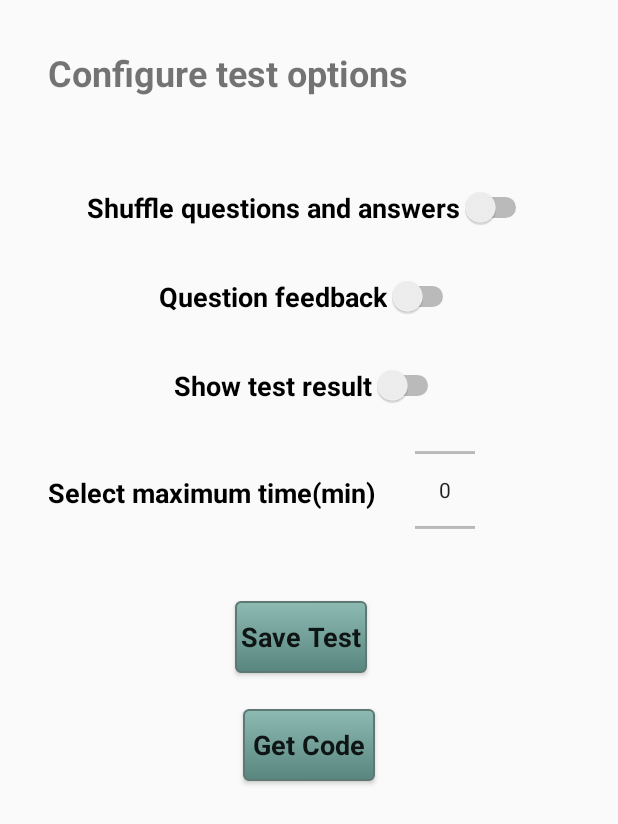
After one commit to jianupetrut/quizapptw, an Android app: the TeacherConfigureTestActivity screen opened directly, with no data from a screen before it, on a phone screen of 412 x 824 dp. The commit adds this screen. Shown: the top 824 px of the screen. Run offline under Robolectric (Android 15) with nearby library versions, the phone set to English and light mode, and no system bars.

Commit message:
added new activity

```diff
--- a/QuizApplication/app/src/main/AndroidManifest.xml
+++ b/QuizApplication/app/src/main/AndroidManifest.xml
@@ -11,9 +11,7 @@
         android:theme="@style/Theme.AppCompat.Light.NoActionBar">
         <activity android:name=".Main.Student.StudentMainActivity" />
         <activity android:name=".Main.Student.JoinTestActivity" />
-        <activity android:name=".Main.Teacher.TeacherActivityMain" >
-
-        </activity>
+        <activity android:name=".Main.Teacher.TeacherActivityMain"></activity>
         <activity android:name=".Main.Login.LoginActivity">
             <intent-filter>
                 <action android:name="android.intent.action.MAIN" />
@@ -21,6 +19,7 @@
                 <category android:name="android.intent.category.LAUNCHER" />
             </intent-filter>
         </activity>
+        <activity android:name=".Main.Teacher.TeacherConfigureTestActivity"></activity>
     </application>
 
 </manifest>
--- /dev/null
+++ b/QuizApplication/app/src/main/java/ro/ase/codinquiz/quizapplication/Main/Teacher/TeacherConfigureTestActivity.java
@@ -0,0 +1,15 @@
+package ro.ase.codinquiz.quizapplication.Main.Teacher;
+
+import android.support.v7.app.AppCompatActivity;
+import android.os.Bundle;
+
+import ro.ase.codinquiz.quizapplication.R;
+
+public class TeacherConfigureTestActivity extends AppCompatActivity {
+
+    @Override
+    protected void onCreate(Bundle savedInstanceState) {
+        super.onCreate(savedInstanceState);
+        setContentView(R.layout.activity_teacher_configure_test);
+    }
+}
--- /dev/null
+++ b/QuizApplication/app/src/main/res/layout/activity_teacher_configure_test.xml
@@ -0,0 +1,122 @@
+<?xml version="1.0" encoding="utf-8"?>
+<android.support.constraint.ConstraintLayout xmlns:android="http://schemas.android.com/apk/res/android"
+    xmlns:app="http://schemas.android.com/apk/res-auto"
+    xmlns:tools="http://schemas.android.com/tools"
+    android:layout_width="match_parent"
+    android:layout_height="match_parent"
+    tools:context=".Main.Teacher.TeacherConfigureTestActivity">
+
+    <Switch
+        android:id="@+id/switchShuffle"
+        android:layout_width="wrap_content"
+        android:layout_height="wrap_content"
+        android:layout_marginStart="8dp"
+        android:layout_marginTop="60dp"
+        android:layout_marginEnd="8dp"
+        android:text="@string/sw_shuffle"
+        android:textSize="18sp"
+        android:textStyle="bold"
+        app:layout_constraintEnd_toEndOf="parent"
+        app:layout_constraintStart_toStartOf="parent"
+        app:layout_constraintTop_toBottomOf="@+id/textConfigureTestTitle" />
+
+    <Switch
+        android:id="@+id/switchFeedback"
+        android:layout_width="wrap_content"
+        android:layout_height="wrap_content"
+        android:layout_marginStart="8dp"
+        android:layout_marginTop="32dp"
+        android:layout_marginEnd="8dp"
+        android:text="@string/sw_feedback"
+        android:textSize="18sp"
+        android:textStyle="bold"
+        app:layout_constraintEnd_toEndOf="parent"
+        app:layout_constraintStart_toStartOf="parent"
+        app:layout_constraintTop_toBottomOf="@+id/switchShuffle" />
+
+    <Switch
+        android:id="@+id/switchResult"
+        android:layout_width="wrap_content"
+        android:layout_height="wrap_content"
+        android:layout_marginStart="8dp"
+        android:layout_marginTop="32dp"
+        android:layout_marginEnd="8dp"
+        android:text="@string/sw_result"
+        android:textSize="18sp"
+        android:textStyle="bold"
+        app:layout_constraintEnd_toEndOf="parent"
+        app:layout_constraintStart_toStartOf="parent"
+        app:layout_constraintTop_toBottomOf="@+id/switchFeedback" />
+
+    <TextView
+        android:id="@+id/textConfigureTestTitle"
+        android:layout_width="wrap_content"
+        android:layout_height="wrap_content"
+        android:layout_marginStart="32dp"
+        android:layout_marginTop="32dp"
+        android:text="@string/configure_test_title"
+        android:textSize="24sp"
+        android:textStyle="bold"
+        app:layout_constraintStart_toStartOf="parent"
+        app:layout_constraintTop_toTopOf="parent" />
+
+    <NumberPicker
+        android:id="@+id/numberPicker"
+        android:layout_width="40dp"
+        android:layout_height="72dp"
+        android:layout_marginStart="8dp"
+        android:layout_marginTop="20dp"
+        android:layout_marginEnd="8dp"
+        app:layout_constraintEnd_toEndOf="parent"
+
+        app:layout_constraintHorizontal_bias="0.17"
+        app:layout_constraintStart_toEndOf="@+id/npLabel"
+        app:layout_constraintTop_toBottomOf="@+id/switchResult"></NumberPicker>
+
+    <TextView
+        android:id="@+id/npLabel"
+        android:layout_width="wrap_content"
+        android:layout_height="wrap_content"
+        android:layout_marginStart="32dp"
+        android:layout_marginTop="45dp"
+        android:labelFor="@id/numberPicker"
+        android:text="Select maximum time(min)"
+        android:textColor="@android:color/background_dark"
+        android:textSize="18sp"
+        android:textStyle="bold"
+        app:layout_constraintStart_toStartOf="parent"
+        app:layout_constraintTop_toBottomOf="@+id/switchResult" />
+
+    <Button
+        android:id="@+id/buttonSave"
+        android:layout_width="wrap_content"
+        android:layout_height="wrap_content"
+        android:layout_marginStart="88dp"
+        android:layout_marginTop="60dp"
+        android:layout_marginEnd="8dp"
+        android:background="@drawable/roundedbutton"
+        android:text="Save Test"
+        android:textAppearance="@style/TextAppearance.AppCompat"
+        android:textSize="18sp"
+        android:textStyle="bold"
+        app:layout_constraintEnd_toEndOf="parent"
+        app:layout_constraintHorizontal_bias="0.3"
+        app:layout_constraintStart_toStartOf="parent"
+        app:layout_constraintTop_toBottomOf="@+id/npLabel" />
+
+    <Button
+        android:id="@+id/buttonGenerateCode"
+        android:layout_width="wrap_content"
+        android:layout_height="wrap_content"
+        android:layout_marginStart="8dp"
+        android:layout_marginTop="24dp"
+        android:layout_marginEnd="8dp"
+        android:background="@drawable/roundedbutton"
+        android:text="Get Code"
+        android:textAppearance="@style/TextAppearance.AppCompat"
+        android:textSize="18sp"
+        android:textStyle="bold"
+        app:layout_constraintEnd_toEndOf="parent"
+        app:layout_constraintStart_toStartOf="parent"
+        app:layout_constraintTop_toBottomOf="@+id/buttonSave" />
+</android.support.constraint.ConstraintLayout>
--- a/QuizApplication/app/src/main/res/values/strings.xml
+++ b/QuizApplication/app/src/main/res/values/strings.xml
@@ -9,4 +9,8 @@
     <string name="newAssignment">New Assignment</string>
     <string name="professor">Professor</string>
     <string name="name_surname">Name Surname</string>
+    <string name="sw_shuffle">Shuffle questions and answers</string>
+    <string name="sw_feedback">Question feedback</string>
+    <string name="sw_result">Show test result</string>
+    <string name="configure_test_title">Configure test options</string>
 </resources>
```
